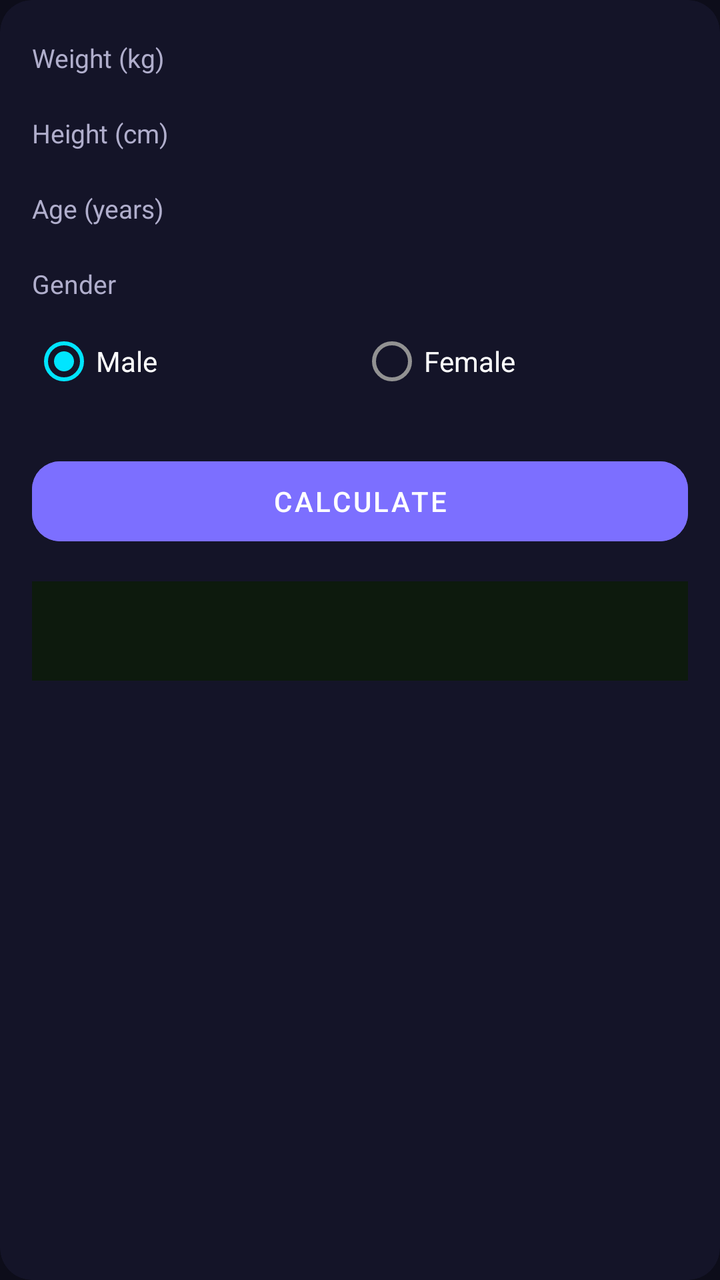
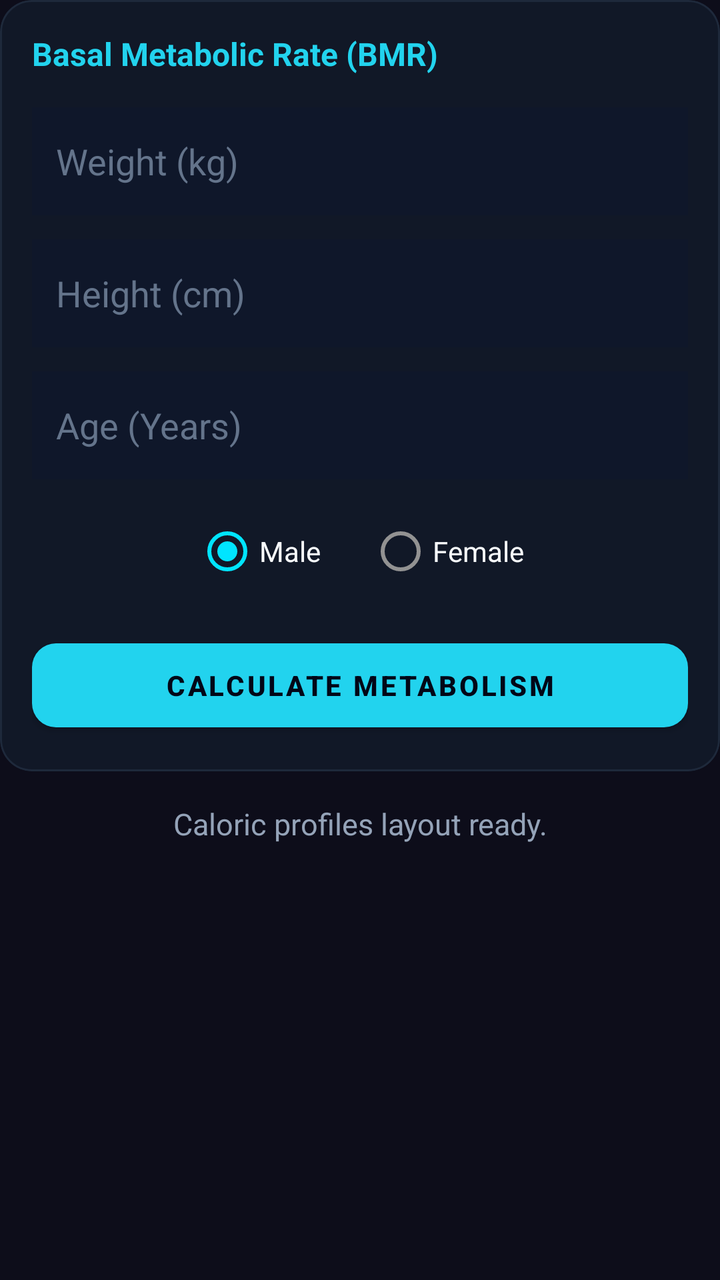

Two renders of the same Android screen: before a commit and after it. Below are the layout's source before the change and the commit's diff.
<!-- AndroidManifest.xml: application theme Theme.UltraCalc -->
<!-- res/layout/panel_bmr.xml -->
<androidx.cardview.widget.CardView xmlns:android="http://schemas.android.com/apk/res/android"
    xmlns:app="http://schemas.android.com/apk/res-auto"
    android:layout_width="match_parent" android:layout_height="wrap_content"
    app:cardCornerRadius="16dp" app:cardElevation="0dp" app:cardBackgroundColor="#141428">
    <LinearLayout android:layout_width="match_parent" android:layout_height="wrap_content"
        android:orientation="vertical" android:padding="16dp">
        <TextView android:layout_width="wrap_content" android:layout_height="wrap_content"
            android:text="Weight (kg)" android:textSize="13sp" android:textColor="#B0AECC"
            android:layout_marginBottom="6dp" android:layout_marginTop="4dp"/>        <EditText android:id="@+id/etWeight" android:layout_width="match_parent"
            android:textColor="#FFFFFF" android:textSize="16sp" android:inputType="numberDecimal"
            android:background="#1C1C38" android:paddingStart="12dp" android:paddingEnd="12dp"
            android:layout_marginBottom="10dp"/>        <TextView android:layout_width="wrap_content" android:layout_height="wrap_content"
            android:text="Height (cm)" android:textSize="13sp" android:textColor="#B0AECC"
            android:layout_marginBottom="6dp" android:layout_marginTop="4dp"/>        <EditText android:id="@+id/etHeight" android:layout_width="match_parent"
            android:textColor="#FFFFFF" android:textSize="16sp" android:inputType="numberDecimal"
            android:background="#1C1C38" android:paddingStart="12dp" android:paddingEnd="12dp"
            android:layout_marginBottom="10dp"/>        <TextView android:layout_width="wrap_content" android:layout_height="wrap_content"
            android:text="Age (years)" android:textSize="13sp" android:textColor="#B0AECC"
            android:layout_marginBottom="6dp" android:layout_marginTop="4dp"/>        <EditText android:id="@+id/etAge" android:layout_width="match_parent"
            android:textColor="#FFFFFF" android:textSize="16sp" android:inputType="number"
            android:background="#1C1C38" android:paddingStart="12dp" android:paddingEnd="12dp"
            android:layout_marginBottom="10dp"/>        <TextView android:layout_width="wrap_content" android:layout_height="wrap_content"
            android:text="Gender" android:textSize="13sp" android:textColor="#B0AECC"
            android:layout_marginBottom="6dp" android:layout_marginTop="4dp"/>        <RadioGroup android:id="@+id/rgGender" android:layout_width="match_parent"
            android:layout_height="wrap_content" android:orientation="horizontal"
            android:layout_marginBottom="10dp">
            <RadioButton android:layout_width="0dp" android:layout_height="wrap_content"
                android:layout_weight="1" android:text="Male" android:textColor="#FFFFFF" android:checked="true"/>
            <RadioButton android:layout_width="0dp" android:layout_height="wrap_content"
                android:layout_weight="1" android:text="Female" android:textColor="#FFFFFF"/>
        </RadioGroup>        <com.google.android.material.button.MaterialButton android:id="@+id/btnCalc"
            style="@style/Widget.MaterialComponents.Button.UnelevatedButton"
            android:layout_width="match_parent" android:layout_height="52dp"
            android:text="CALCULATE" android:textColor="#FFFFFF" android:backgroundTint="#7C6FFF"
            android:layout_marginTop="10dp" app:cornerRadius="14dp"/>        <TextView android:id="@+id/tvResult" android:layout_width="match_parent"
            android:layout_height="wrap_content" android:text="" android:textSize="16sp"
            android:textColor="#00E676" android:layout_marginTop="14dp"
            android:padding="14dp" android:background="#0D1A0D" android:lineSpacingExtra="4dp"/>
    </LinearLayout>
</androidx.cardview.widget.CardView>
<!-- resources referenced by this layout -->
<resources>
  <style name="Theme.UltraCalc" parent="Theme.MaterialComponents.NoActionBar">
          <item name="colorPrimary">@color/primary</item>
          <item name="colorPrimaryVariant">@color/primaryDark</item>
          <item name="colorOnPrimary">@color/white</item>
          <item name="colorSecondary">@color/accentCyan</item>
          <item name="android:windowBackground">@color/bg</item>
          <item name="android:statusBarColor">@color/bg</item>
          <item name="android:navigationBarColor">@color/bg</item>
          <item name="android:windowLightStatusBar">false</item>
      </style>
  <color name="primary">#7C6FFF</color>
  <color name="primaryDark">#5A4FCC</color>
  <color name="white">#FFFFFF</color>
  <color name="accentCyan">#00E5FF</color>
  <color name="bg">#0D0D1A</color>
</resources>

<!-- the commit's change to res/layout/panel_bmr.xml (unified diff, before → after) -->
@@ -1,40 +1,117 @@
-<androidx.cardview.widget.CardView xmlns:android="http://schemas.android.com/apk/res/android"
+<?xml version="1.0" encoding="utf-8"?>
+<LinearLayout xmlns:android="http://schemas.android.com/apk/res/android"
     xmlns:app="http://schemas.android.com/apk/res-auto"
-    android:layout_width="match_parent" android:layout_height="wrap_content"
-    app:cardCornerRadius="16dp" app:cardElevation="0dp" app:cardBackgroundColor="#141428">
-    <LinearLayout android:layout_width="match_parent" android:layout_height="wrap_content"
-        android:orientation="vertical" android:padding="16dp">
-        <TextView android:layout_width="wrap_content" android:layout_height="wrap_content"
-            android:text="Weight (kg)" android:textSize="13sp" android:textColor="#B0AECC"
-            android:layout_marginBottom="6dp" android:layout_marginTop="4dp"/>        <EditText android:id="@+id/etWeight" android:layout_width="match_parent"
-            android:textColor="#FFFFFF" android:textSize="16sp" android:inputType="numberDecimal"
-            android:background="#1C1C38" android:paddingStart="12dp" android:paddingEnd="12dp"
-            android:layout_marginBottom="10dp"/>        <TextView android:layout_width="wrap_content" android:layout_height="wrap_content"
-            android:text="Height (cm)" android:textSize="13sp" android:textColor="#B0AECC"
-            android:layout_marginBottom="6dp" android:layout_marginTop="4dp"/>        <EditText android:id="@+id/etHeight" android:layout_width="match_parent"
-            android:textColor="#FFFFFF" android:textSize="16sp" android:inputType="numberDecimal"
-            android:background="#1C1C38" android:paddingStart="12dp" android:paddingEnd="12dp"
-            android:layout_marginBottom="10dp"/>        <TextView android:layout_width="wrap_content" android:layout_height="wrap_content"
-            android:text="Age (years)" android:textSize="13sp" android:textColor="#B0AECC"
-            android:layout_marginBottom="6dp" android:layout_marginTop="4dp"/>        <EditText android:id="@+id/etAge" android:layout_width="match_parent"
-            android:textColor="#FFFFFF" android:textSize="16sp" android:inputType="number"
-            android:background="#1C1C38" android:paddingStart="12dp" android:paddingEnd="12dp"
-            android:layout_marginBottom="10dp"/>        <TextView android:layout_width="wrap_content" android:layout_height="wrap_content"
-            android:text="Gender" android:textSize="13sp" android:textColor="#B0AECC"
-            android:layout_marginBottom="6dp" android:layout_marginTop="4dp"/>        <RadioGroup android:id="@+id/rgGender" android:layout_width="match_parent"
-            android:layout_height="wrap_content" android:orientation="horizontal"
-            android:layout_marginBottom="10dp">
-            <RadioButton android:layout_width="0dp" android:layout_height="wrap_content"
-                android:layout_weight="1" android:text="Male" android:textColor="#FFFFFF" android:checked="true"/>
-            <RadioButton android:layout_width="0dp" android:layout_height="wrap_content"
-                android:layout_weight="1" android:text="Female" android:textColor="#FFFFFF"/>
-        </RadioGroup>        <com.google.android.material.button.MaterialButton android:id="@+id/btnCalc"
-            style="@style/Widget.MaterialComponents.Button.UnelevatedButton"
-            android:layout_width="match_parent" android:layout_height="52dp"
-            android:text="CALCULATE" android:textColor="#FFFFFF" android:backgroundTint="#7C6FFF"
-            android:layout_marginTop="10dp" app:cornerRadius="14dp"/>        <TextView android:id="@+id/tvResult" android:layout_width="match_parent"
-            android:layout_height="wrap_content" android:text="" android:textSize="16sp"
-            android:textColor="#00E676" android:layout_marginTop="14dp"
-            android:padding="14dp" android:background="#0D1A0D" android:lineSpacingExtra="4dp"/>
-    </LinearLayout>
-</androidx.cardview.widget.CardView>
+    android:layout_width="match_parent"
+    android:layout_height="match_parent"
+    android:orientation="vertical">
+
+    <com.google.android.material.card.MaterialCardView
+        android:layout_width="match_parent"
+        android:layout_height="wrap_content"
+        app:cardBackgroundColor="#111827"
+        app:cardCornerRadius="16dp"
+        app:strokeWidth="1dp"
+        app:strokeColor="#1E293B"
+        app:cardElevation="0dp">
+
+        <LinearLayout
+            android:layout_width="match_parent"
+            android:layout_height="wrap_content"
+            android:orientation="vertical"
+            android:padding="16dp">
+
+            <TextView
+                android:layout_width="match_parent"
+                android:layout_height="wrap_content"
+                android:text="Basal Metabolic Rate (BMR)"
+                android:textColor="#22D3EE"
+                android:textSize="16sp"
+                android:textStyle="bold"
+                android:layout_marginBottom="16dp"/>
+
+            <EditText
+                android:id="@+id/etWeight"
+                android:layout_width="match_parent"
+                android:layout_height="54dp"
+                android:background="#0F172A"
+                android:hint="Weight (kg)"
+                android:textColorHint="#64748B"
+                android:textColor="#F8FAFC"
+                android:inputType="numberDecimal"
+                android:padding="12dp"
+                android:layout_marginBottom="12dp"/>
+
+            <EditText
+                android:id="@+id/etHeight"
+                android:layout_width="match_parent"
+                android:layout_height="54dp"
+                android:background="#0F172A"
+                android:hint="Height (cm)"
+                android:textColorHint="#64748B"
+                android:textColor="#F8FAFC"
+                android:inputType="numberDecimal"
+                android:padding="12dp"
+                android:layout_marginBottom="12dp"/>
+
+            <EditText
+                android:id="@+id/etAge"
+                android:layout_width="match_parent"
+                android:layout_height="54dp"
+                android:background="#0F172A"
+                android:hint="Age (Years)"
+                android:textColorHint="#64748B"
+                android:textColor="#F8FAFC"
+                android:inputType="number"
+                android:padding="12dp"
+                android:layout_marginBottom="12dp"/>
+
+            <RadioGroup
+                android:id="@+id/rgGender"
+                android:layout_width="match_parent"
+                android:layout_height="wrap_content"
+                android:orientation="horizontal"
+                android:layout_marginBottom="16dp"
+                android:gravity="center">
+                <RadioButton
+                    android:id="@+id/rbMale"
+                    android:layout_width="wrap_content"
+                    android:layout_height="wrap_content"
+                    android:text="Male"
+                    android:textColor="#F8FAFC"
+                    android:checked="true"
+                    android:layout_marginEnd="24dp"/>
+                <RadioButton
+                    android:id="@+id/rbFemale"
+                    android:layout_width="wrap_content"
+                    android:layout_height="wrap_content"
+                    android:textColor="#F8FAFC"
+                    android:text="Female"/>
+            </RadioGroup>
+
+            <com.google.android.material.button.MaterialButton
+                android:id="@+id/btnCalc"
+                android:layout_width="match_parent"
+                android:layout_height="54dp"
+                android:text="CALCULATE METABOLISM"
+                android:textColor="#020617"
+                android:textStyle="bold"
+                app:backgroundTint="#22D3EE"
+                app:cornerRadius="12dp"/>
+        </LinearLayout>
+    </com.google.android.material.card.MaterialCardView>
+
+    <ScrollView
+        android:layout_width="match_parent"
+        android:layout_height="wrap_content"
+        android:layout_marginTop="16dp">
+        <TextView
+            android:id="@+id/tvResult"
+            android:layout_width="match_parent"
+            android:layout_height="wrap_content"
+            android:text="Caloric profiles layout ready."
+            android:textColor="#94A3B8"
+            android:textSize="15sp"
+            android:lineSpacingExtra="4dp"
+            android:gravity="center_horizontal"/>
+    </ScrollView>
+</LinearLayout>
